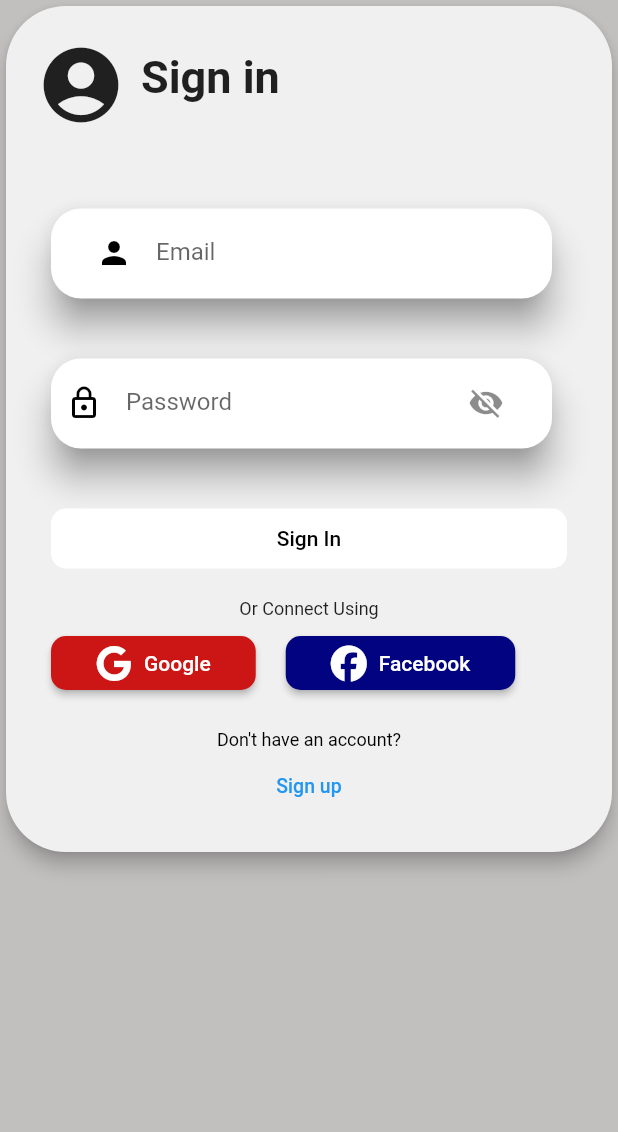
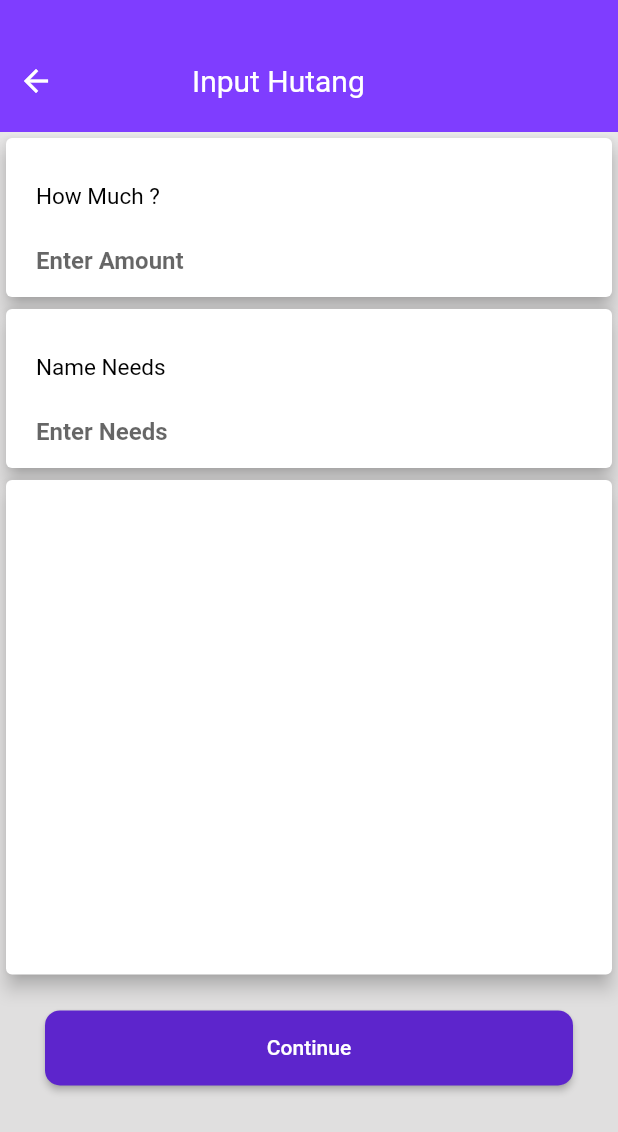
Before and after one commit to Fariszz/Financial-Planning-App, a Flutter app: the screen it shows after launch, on a phone screen of 412 x 824 dp. Shown: the top 1132 px of the screen. Run offline on Flutter 3.47's test engine with Material 2 defaults, Android fonts, the phone set to English and light mode, and no system bars; our stand-ins replace dropdown_search, font_awesome_flutter, google_nav_bar; accounts and stored records are empty.

Commit message:
Category & Input Data

```diff
--- /dev/null
+++ b/mobile/lib/Page/InputHutang.dart
@@ -0,0 +1,207 @@
+import 'package:flutter/material.dart';
+import 'package:google_nav_bar/google_nav_bar.dart';
+import 'package:mobile/Page/pages.dart';
+
+class InputHutang extends StatelessWidget {
+  InputHutang({Key? key}) : super(key: key);
+
+  TextEditingController money = TextEditingController(text: '');
+  TextEditingController needs = TextEditingController(text: '');
+
+  @override
+  Widget build(BuildContext context) {
+    Size size = MediaQuery.of(context).size;
+    return Scaffold(
+      backgroundColor: Color.fromARGB(255, 224, 223, 223),
+      body: SingleChildScrollView(
+        child: Column(
+          children: [
+            Container(
+              decoration: const BoxDecoration(
+                color: Color(0xff7F3DFF),
+                boxShadow: [
+                  BoxShadow(
+                      color: Color.fromARGB(255, 238, 238, 238),
+                      blurRadius: 10,
+                      spreadRadius: 5)
+                ],
+              ),
+              child: Padding(
+                padding: EdgeInsets.only(top: 30, right: 20, bottom: 10),
+                child: Row(
+                  children: [
+                    IconButton(
+                      icon: const Icon(
+                        Icons.arrow_back,
+                        color: Colors.white,
+                      ),
+                      onPressed: () {
+                        Navigator.push(
+                            context,
+                            MaterialPageRoute(
+                                builder: (context) => Category()));
+                      },
+                    ),
+                    const Padding(
+                      padding: EdgeInsets.only(left: 80),
+                      child: Text(
+                        'Input Hutang',
+                        style: TextStyle(fontSize: 20, color: Colors.white),
+                      ),
+                    ),
+                  ],
+                ),
+              ),
+            ),
+            Card(
+              color: Colors.white,
+              child: Padding(
+                padding: const EdgeInsets.only(left: 10, top: 30),
+                child: Column(
+                  crossAxisAlignment: CrossAxisAlignment.start,
+                  children: [
+                    const Padding(
+                      padding: EdgeInsets.only(left: 10),
+                      child: Text(
+                        "How Much ?",
+                        style: TextStyle(
+                            fontSize: 15,
+                            color: Colors.black,
+                            fontWeight: FontWeight.w400),
+                      ),
+                    ),
+                    const SizedBox(
+                      height: 10,
+                    ),
+                    Padding(
+                      padding: EdgeInsets.only(left: 10),
+                      child: TextField(
+                        controller: money,
+                        cursorColor: Colors.black,
+                        style: const TextStyle(
+                            fontSize: 16,
+                            color: Colors.black,
+                            fontWeight: FontWeight.bold),
+                        decoration: const InputDecoration(
+                            hintText: 'Enter Amount', border: InputBorder.none),
+                      ),
+                    ),
+                  ],
+                ),
+              ),
+              elevation: 5,
+            ),
+            Card(
+              color: Colors.white,
+              child: Padding(
+                padding: const EdgeInsets.only(left: 10, top: 30),
+                child: Column(
+                  crossAxisAlignment: CrossAxisAlignment.start,
+                  children: [
+                    const Padding(
+                      padding: EdgeInsets.only(left: 10),
+                      child: Text(
+                        "Name Needs",
+                        style: TextStyle(
+                            fontSize: 15,
+                            color: Colors.black,
+                            fontWeight: FontWeight.w400),
+                      ),
+                    ),
+                    const SizedBox(
+                      height: 10,
+                    ),
+                    Padding(
+                      padding: EdgeInsets.only(left: 10),
+                      child: TextField(
+                        controller: needs,
+                        cursorColor: Colors.black,
+                        style: const TextStyle(
+                            fontSize: 16,
+                            color: Colors.black,
+                            fontWeight: FontWeight.bold),
+                        decoration: const InputDecoration(
+                            hintText: 'Enter Needs', border: InputBorder.none),
+                      ),
+                    ),
+                  ],
+                ),
+              ),
+              elevation: 5,
+            ),
+            Card(
+              child: Container(
+                height: size.height * 0.4,
+              ),
+              elevation: 5,
+            ),
+            Padding(
+              padding: EdgeInsets.symmetric(vertical: 20, horizontal: 30),
+              child: ElevatedButton(
+                onPressed: () {},
+                child: Row(
+                  mainAxisAlignment: MainAxisAlignment.center,
+                  children: const [
+                    Text(
+                      "Continue",
+                      style: TextStyle(color: Colors.white),
+                    ),
+                  ],
+                ),
+                style: ElevatedButton.styleFrom(
+                  primary: const Color.fromARGB(255, 93, 37, 204),
+                  shape: RoundedRectangleBorder(
+                      borderRadius: BorderRadius.circular(10)),
+                  minimumSize: const Size(double.infinity, 50),
+                  padding: const EdgeInsets.symmetric(
+                    horizontal: 40,
+                  ),
+                ),
+              ),
+            ),
+          ],
+        ),
+      ),
+      // bottomNavigationBar: Container(
+      //   color: const Color(0xff7F3DFF),
+      //   child: const Padding(
+      //     padding: EdgeInsets.symmetric(vertical: 10, horizontal: 15),
+      //     child: GNav(
+      //       backgroundColor: Color(0xff7F3DFF),
+      //       color: Colors.black,
+      //       activeColor: Colors.black,
+      //       tabBackgroundColor: Colors.white,
+      //       padding: EdgeInsets.all(15),
+      //       gap: 5,
+      //       duration: Duration(milliseconds: 600),
+      //       tabs: [
+      //         GButton(
+      //           icon: Icons.home,
+      //           text: "Home",
+      //         ),
+      //         GButton(
+      //           icon: Icons.favorite,
+      //           text: "Favorite",
+      //         ),
+      //         GButton(
+      //           icon: Icons.search,
+      //           text: "Search",
+      //         ),
+      //         GButton(
+      //           icon: Icons.money,
+      //           text: "Money",
+      //         ),
+      //       ],
+      //       // onTabChange: (index) {
+      //       //   setState(() {
+      //       //     _selectedIndex = index;
+      //       //   });
+      //       //   _controller.jumpToPage(index);
+      //       // },
+      //       // selectedIndex: _selectedIndex,
+      //     ),
+      //   ),
+      // ),
+    );
+  }
+}
--- a/mobile/lib/Page/profile.dart
+++ b/mobile/lib/Page/profile.dart
@@ -1,4 +1,5 @@
 import 'package:flutter/material.dart';
+import 'package:mobile/Widgets/Navigator_bar.dart';
 
 class Profile extends StatelessWidget {
   const Profile({Key? key}) : super(key: key);
@@ -143,6 +144,7 @@ class Profile extends StatelessWidget {
           ),
         ],
       ),
+      bottomNavigationBar: Bottomnavbar(),
     );
   }
 }
--- a/mobile/lib/main.dart
+++ b/mobile/lib/main.dart
@@ -1,18 +1,24 @@
+import 'dart:developer';
+
 import 'package:flutter/material.dart';
-import 'package:mobile/Page/HomeScrenn.dart';
-import 'package:mobile/Page/InputMoneyScreen.dart';
+import 'package:http/http.dart';
+
+import 'package:mobile/Page/InputHutang.dart';
 import 'package:mobile/Page/InputTabungan.dart';
 import 'package:mobile/Page/LoginScrenn.dart';
 import 'package:mobile/Page/RegisterScrenn.dart';
+import 'package:mobile/Page/CategoryScrenn.dart';
+import 'package:mobile/Page/profile.dart';
+import 'package:mobile/Page/trans.dart';
 import 'package:mobile/providers/auth_provider.dart';
 import 'package:provider/provider.dart';
 
 void main() {
-  runApp(const MyApp());
+  runApp(MyApp());
 }
 
 class MyApp extends StatelessWidget {
-  const MyApp({Key? key}) : super(key: key);
+  MyApp({Key? key}) : super(key: key);
 
   @override
   Widget build(BuildContext context) {
@@ -22,9 +28,10 @@ class MyApp extends StatelessWidget {
       ],
       child: MaterialApp(
         routes: {
-          '/': (context) => LoginScreen(),
+          '/': (context) => InputHutang(),
           '/register': (context) => RegisterScreen(),
-          // '/home': (context) => HomeScrenn(),
+          '/trans': (context) => Transaction(),
+          '/home': (context) => Profile(),
         },
       ),
     );
```
Also changed, not shown: mobile/lib/Page/CategoryScrenn.dart (+43 -33 lines), mobile/lib/Widgets/BottomNavbar2.dart (added, +69 -0 lines), mobile/lib/Widgets/Navigator_bar.dart (+41 -47 lines), mobile/assets/images/harta.png (added), mobile/assets/images/hutang.png (added), mobile/assets/images/pendapatan.png (added).
